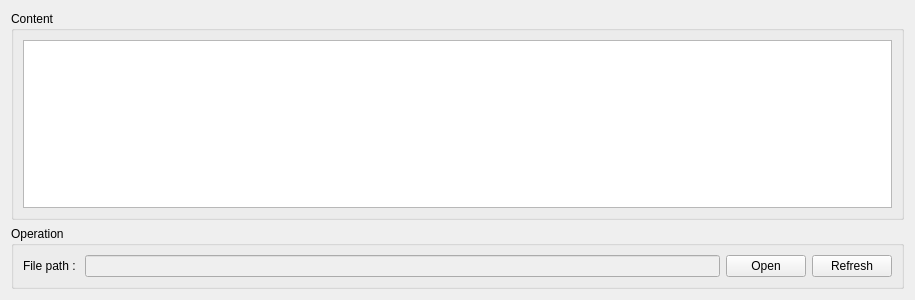
Old version of the form ui/example_tab.ui in the repository CasinoHe/GenerateCodeUseGPT.
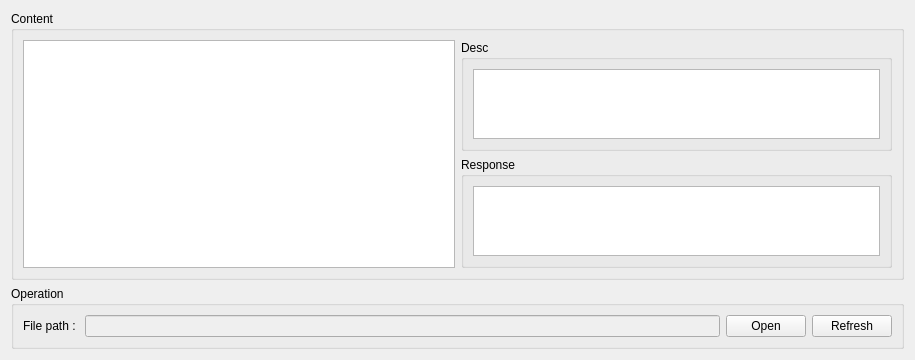
New version of the form.

Commit message: add system message, example explaination and response

The edit to the form file:
```diff
--- a/ui/example_tab.ui
+++ b/ui/example_tab.ui
@@ -25,6 +25,34 @@
         <item>
          <widget class="QPlainTextEdit" name="plainTextEdit"/>
         </item>
+        <item>
+         <layout class="QVBoxLayout" name="verticalLayout_3">
+          <item>
+           <widget class="QGroupBox" name="groupBoxDesc">
+            <property name="title">
+             <string>Desc</string>
+            </property>
+            <layout class="QHBoxLayout" name="horizontalLayout_4">
+             <item>
+              <widget class="QPlainTextEdit" name="plainTextEditExampleDesc"/>
+             </item>
+            </layout>
+           </widget>
+          </item>
+          <item>
+           <widget class="QGroupBox" name="groupBoxResponse">
+            <property name="title">
+             <string>Response</string>
+            </property>
+            <layout class="QHBoxLayout" name="horizontalLayout_6">
+             <item>
+              <widget class="QPlainTextEdit" name="plainTextEditExampleResponse"/>
+             </item>
+            </layout>
+           </widget>
+          </item>
+         </layout>
+        </item>
        </layout>
       </widget>
      </item>
```
The commit also changes 6 other files.
